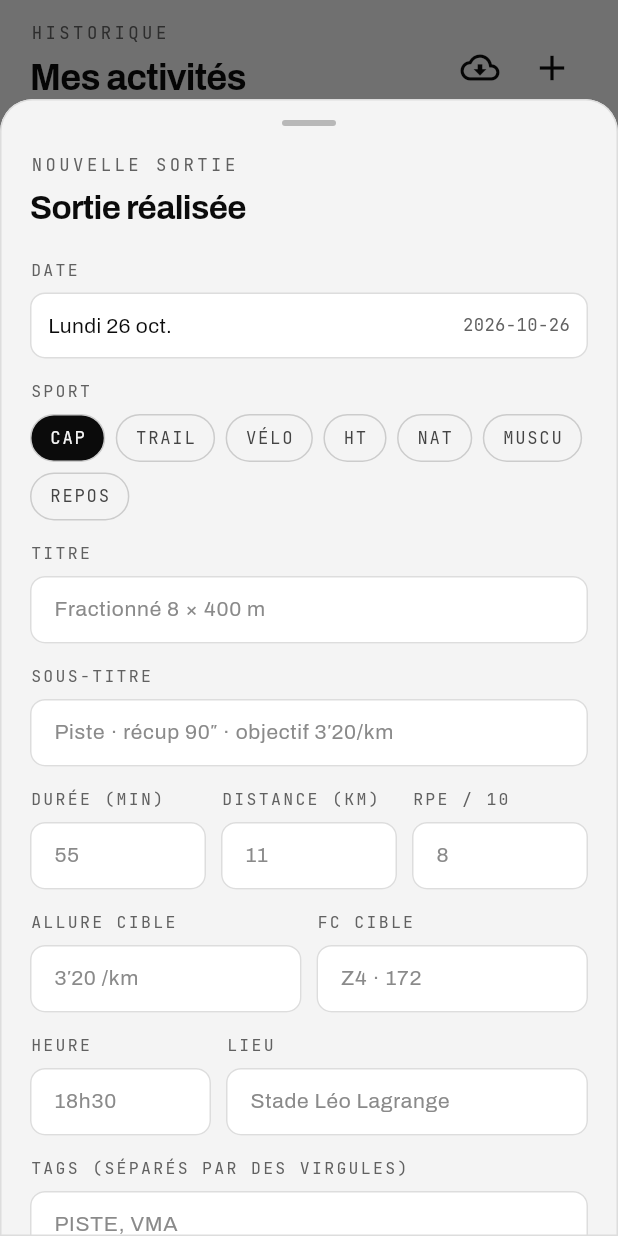
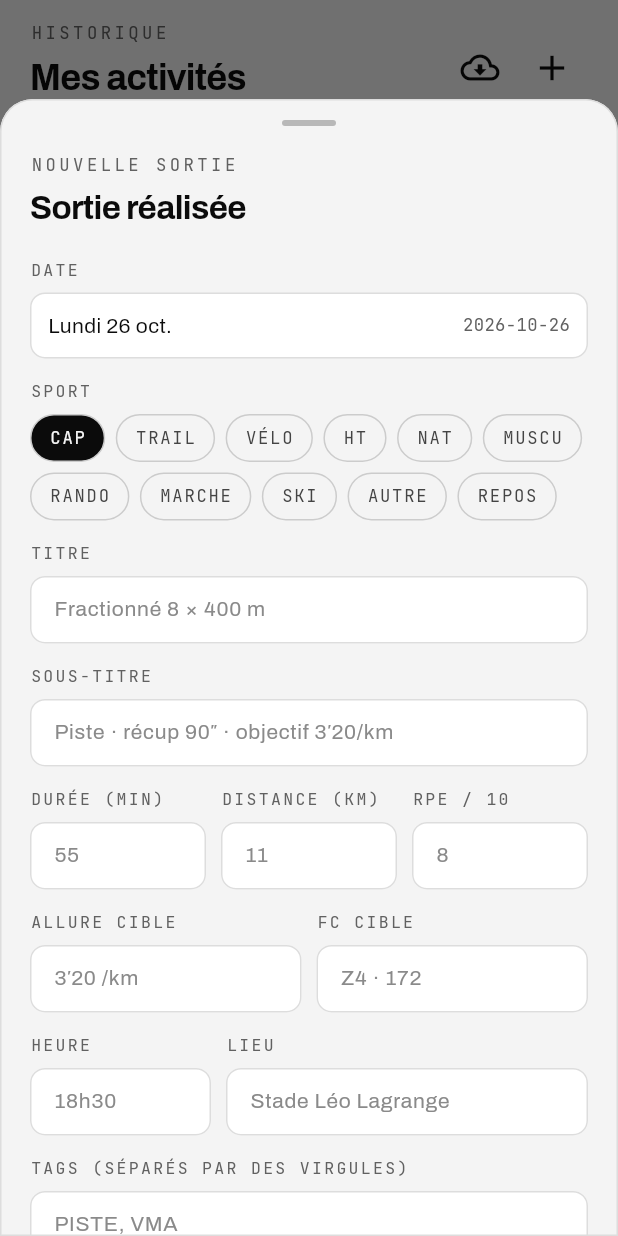
Before and after one commit to lucaslle/SportApp, a Flutter app: the HistoryScreen widget shown alone on an empty page, opened directly, after a tap on the "add" icon, on a phone screen of 412 x 824 dp. Run offline on Flutter 3.47's test engine with Material 3 defaults, Android fonts, the phone set to English and light mode, and no system bars; our stand-ins replace file_picker, flutter_map, flutter_riverpod, flutter_secure_storage, google_fonts, latlong2; accounts and stored records are empty.

Commit message:
Ajouter les sports Rando, Marche, Ski et Autre pour importer toutes les activités Garmin

```diff
--- a/fitness_tracker/lib/models/sport.dart
+++ b/fitness_tracker/lib/models/sport.dart
@@ -6,6 +6,10 @@ enum Sport {
   ht('HT', 'Home trainer'),
   nat('NAT', 'Natation'),
   muscu('MUSCU', 'Renforcement'),
+  rando('RANDO', 'Randonnée'),
+  marche('MARCHE', 'Marche'),
+  ski('SKI', 'Ski'),
+  autre('AUTRE', 'Autre activité'),
   repos('REPOS', 'Repos');
 
   const Sport(this.code, this.label);
@@ -28,6 +32,10 @@ enum Sport {
       'SWIM' || 'NATATION' => Sport.nat,
       'STRENGTH' || 'RENFO' || 'MUSCULATION' => Sport.muscu,
       'REST' => Sport.repos,
+      'HIKE' || 'HIKING' || 'RANDONNEE' || 'RANDONNÉE' => Sport.rando,
+      'WALK' || 'WALKING' => Sport.marche,
+      'SKIING' || 'SNOWBOARD' => Sport.ski,
+      'OTHER' => Sport.autre,
       _ => null,
     };
   }
--- a/fitness_tracker/lib/screens/history_screen.dart
+++ b/fitness_tracker/lib/screens/history_screen.dart
@@ -11,8 +11,6 @@ import '../theme/app_theme.dart';
 import '../utils/fr_date.dart';
 import '../widgets/ui.dart';
 import 'session_form_sheet.dart';
-
-const List<String> _filters = ['TOUT', 'CAP', 'TRAIL', 'VÉLO', 'HT', 'NAT', 'MUSCU'];
 
 final _historyFilterProvider = StateProvider<String>((ref) => 'TOUT');
 
@@ -28,6 +26,8 @@ class HistoryScreen extends ConsumerWidget {
       ..sort((a, b) => b.date.compareTo(a.date));
     final activities = filter == 'TOUT' ? all : all.where((session) => session.sport.code == filter).toList();
     final totalKm = all.fold<double>(0, (sum, session) => sum + (session.distanceKm ?? 0));
+    // Un filtre par sport présent dans l'historique, dans l'ordre des sports.
+    final filters = ['TOUT', for (final sport in Sport.values) if (all.any((s) => s.sport == sport)) sport.code];
 
     return ScreenScroll(
       children: [
@@ -61,7 +61,7 @@ class HistoryScreen extends ConsumerWidget {
               spacing: 7,
               runSpacing: 7,
               children: [
-                for (final label in _filters)
+                for (final label in filters)
                   GestureDetector(
                     onTap: () => ref.read(_historyFilterProvider.notifier).state = label,
                     child: TagPill(
@@ -121,9 +121,9 @@ String formatPace(WorkoutSession session) {
   }
 
   return switch (session.sport) {
-    Sport.velo || Sport.ht => '${(km / (minutes / 60)).toStringAsFixed(1).replaceAll('.', ',')} km/h',
+    Sport.velo || Sport.ht || Sport.ski => '${(km / (minutes / 60)).toStringAsFixed(1).replaceAll('.', ',')} km/h',
     Sport.nat => '${minSec(minutes / (km * 10))}/100',
-    Sport.cap || Sport.trail => minSec(minutes / km),
+    Sport.cap || Sport.trail || Sport.rando || Sport.marche => minSec(minutes / km),
     _ => '—',
   };
 }
@@ -136,7 +136,7 @@ class _ActivityCard extends StatelessWidget {
   @override
   Widget build(BuildContext context) {
     final km = session.distanceKm;
-    final isBike = session.sport == Sport.velo || session.sport == Sport.ht;
+    final isBike = session.sport == Sport.velo || session.sport == Sport.ht || session.sport == Sport.ski;
     return AppCard(
       onTap: () => context.goTo(
         session.garminId.isEmpty ? AppScreen.session : AppScreen.activity,
--- a/fitness_tracker/lib/services/garmin_service.dart
+++ b/fitness_tracker/lib/services/garmin_service.dart
@@ -131,7 +131,7 @@ class GarminService {
   /// Sports dont les sorties ont une trace GPS.
   static bool hasGps(WorkoutSession session) =>
       (session.distanceKm ?? 0) > 0 &&
-      (session.sport == Sport.cap || session.sport == Sport.trail || session.sport == Sport.velo || session.sport == Sport.nat);
+      const {Sport.cap, Sport.trail, Sport.velo, Sport.nat, Sport.rando, Sport.marche, Sport.ski}.contains(session.sport);
 
   /// Garmin répond 429 aux rafales : au moins 2 s entre deux appels.
   static DateTime _lastCall = DateTime(0);
@@ -161,7 +161,7 @@ class GarminService {
   }
 
   /// Convertit la réponse de recherche d'activités en sorties faites.
-  /// Les activités d'un type sans équivalent (marche, yoga…) sont ignorées.
+  /// Les types sans sport dédié (yoga, escalade…) sont rangés dans [Sport.autre].
   static List<WorkoutSession> sessionsFromJson(Object? json) {
     final items = json is List ? json : json is Map && json['activities'] is List ? json['activities'] as List : const [];
     final sessions = <WorkoutSession>[];
@@ -169,7 +169,7 @@ class GarminService {
       final type = item['activityType'];
       final sport = sportFor(type is Map ? '${type['typeKey']}' : '');
       final start = DateTime.tryParse('${item['startTimeLocal']}');
-      if (sport == null || start == null) continue;
+      if (start == null) continue;
       final meters = (item['distance'] as num?)?.toDouble() ?? 0;
       final seconds = (item['duration'] as num?)?.toDouble() ?? 0;
       final elevation = (item['elevationGain'] as num?)?.round();
@@ -194,8 +194,8 @@ class GarminService {
     return sessions;
   }
 
-  /// Sport de l'app correspondant à un `typeKey` Garmin.
-  static Sport? sportFor(String typeKey) {
+  /// Sport de l'app correspondant à un `typeKey` Garmin ; [Sport.autre] sinon.
+  static Sport sportFor(String typeKey) {
     final key = typeKey.toLowerCase();
     if (key.contains('trail')) return Sport.trail;
     if (key.contains('running')) return Sport.cap;
@@ -203,6 +203,10 @@ class GarminService {
     if (key.contains('cycling') || key.contains('biking')) return Sport.velo;
     if (key.contains('swimming')) return Sport.nat;
     if (key.contains('strength') || key == 'hiit') return Sport.muscu;
-    return null;
+    if (key.contains('hiking')) return Sport.rando;
+    if (key.contains('walking')) return Sport.marche;
+    if (key.contains('ski') || key.contains('snowboard')) return Sport.ski;
+    return Sport.autre;
   }
+
 }
```
Also changed, not shown: 2 other files.
